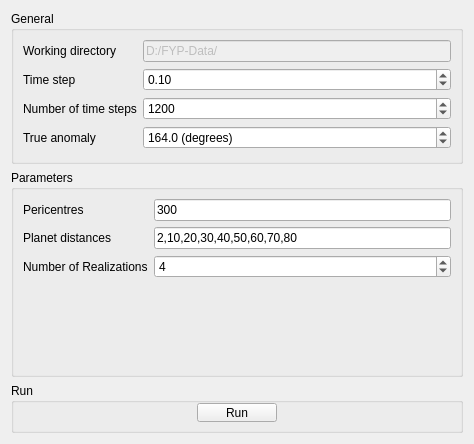
Qt form disruption-of-planetary-systems/_interface/inc/DPSInterfaceView.ui (robertapplin/Disruption-Of-Planetary-Systems) before a commit.
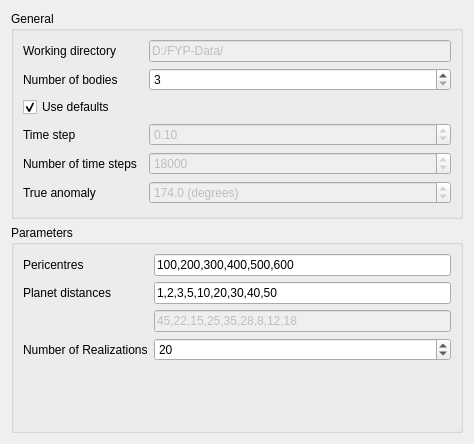
The same form after that commit.

Diff of the .ui file:
```diff
--- a/disruption-of-planetary-systems/_interface/inc/DPSInterfaceView.ui
+++ b/disruption-of-planetary-systems/_interface/inc/DPSInterfaceView.ui
@@ -23,19 +23,6 @@
       <property name="bottomMargin">
        <number>12</number>
       </property>
-      <item row="0" column="2">
-       <widget class="QLineEdit" name="leDirectory">
-        <property name="enabled">
-         <bool>false</bool>
-        </property>
-        <property name="text">
-         <string>D:/FYP-Data/</string>
-        </property>
-        <property name="readOnly">
-         <bool>true</bool>
-        </property>
-       </widget>
-      </item>
       <item row="0" column="0">
        <widget class="QLabel" name="lbDirectory">
         <property name="text">
@@ -43,61 +30,55 @@
         </property>
        </widget>
       </item>
-      <item row="2" column="0">
-       <widget class="QLabel" name="lbNumberOfTimeSteps">
-        <property name="text">
-         <string>Number of time steps</string>
-        </property>
-       </widget>
-      </item>
-      <item row="1" column="0">
-       <widget class="QLabel" name="lbTimeStep">
-        <property name="text">
-         <string>Time step</string>
-        </property>
-       </widget>
-      </item>
-      <item row="3" column="0">
+      <item row="7" column="0">
        <widget class="QLabel" name="lbTrueAnomaly">
         <property name="text">
          <string>True anomaly</string>
         </property>
        </widget>
       </item>
-      <item row="2" column="2">
-       <widget class="QSpinBox" name="sbNumberOfTimeSteps">
-        <property name="minimum">
-         <number>1</number>
+      <item row="6" column="0">
+       <widget class="QLabel" name="lbNumberOfTimeSteps">
+        <property name="text">
+         <string>Number of time steps</string>
         </property>
-        <property name="maximum">
-         <number>20000</number>
+       </widget>
+      </item>
+      <item row="3" column="0" colspan="3">
+       <widget class="QCheckBox" name="ckUseDefaultHeaderParameters">
+        <property name="text">
+         <string>Use defaults</string>
         </property>
-        <property name="singleStep">
-         <number>200</number>
+        <property name="checked">
+         <bool>true</bool>
         </property>
-        <property name="value">
-         <number>1200</number>
-        </property>
        </widget>
       </item>
-      <item row="1" column="2">
-       <widget class="QDoubleSpinBox" name="sbTimeStep">
-        <property name="minimum">
-         <double>0.000000000000000</double>
+      <item row="0" column="2">
+       <widget class="QLineEdit" name="leDirectory">
+        <property name="enabled">
+         <bool>false</bool>
         </property>
-        <property name="maximum">
-         <double>30.000000000000000</double>
+        <property name="text">
+         <string>D:/FYP-Data/</string>
         </property>
-        <property name="singleStep">
-         <double>0.100000000000000</double>
+        <property name="readOnly">
+         <bool>true</bool>
         </property>
-        <property name="value">
-         <double>0.100000000000000</double>
+       </widget>
+      </item>
+      <item row="2" column="0">
+       <widget class="QLabel" name="lbNumberOfBodies">
+        <property name="text">
+         <string>Number of bodies</string>
         </property>
        </widget>
       </item>
-      <item row="3" column="2">
+      <item row="7" column="2">
        <widget class="QDoubleSpinBox" name="sbTrueAnomaly">
+        <property name="enabled">
+         <bool>false</bool>
+        </property>
         <property name="suffix">
          <string> (degrees)</string>
         </property>
@@ -111,7 +92,62 @@
          <double>179.900000000000006</double>
         </property>
         <property name="value">
-         <double>164.000000000000000</double>
+         <double>174.000000000000000</double>
+        </property>
+       </widget>
+      </item>
+      <item row="5" column="0">
+       <widget class="QLabel" name="lbTimeStep">
+        <property name="text">
+         <string>Time step</string>
+        </property>
+       </widget>
+      </item>
+      <item row="5" column="2">
+       <widget class="QDoubleSpinBox" name="sbTimeStep">
+        <property name="enabled">
+         <bool>false</bool>
+        </property>
+        <property name="minimum">
+         <double>0.000000000000000</double>
+        </property>
+        <property name="maximum">
+         <double>30.000000000000000</double>
+        </property>
+        <property name="singleStep">
+         <double>0.100000000000000</double>
+        </property>
+        <property name="value">
+         <double>0.100000000000000</double>
+        </property>
+       </widget>
+      </item>
+      <item row="6" column="2">
+       <widget class="QSpinBox" name="sbNumberOfTimeSteps">
+        <property name="enabled">
+         <bool>false</bool>
+        </property>
+        <property name="minimum">
+         <number>1</number>
+        </property>
+        <property name="maximum">
+         <number>30000</number>
+        </property>
+        <property name="singleStep">
+         <number>200</number>
+        </property>
+        <property name="value">
+         <number>18000</number>
+        </property>
+       </widget>
+      </item>
+      <item row="2" column="2">
+       <widget class="QSpinBox" name="sbNumberOfBodies">
+        <property name="minimum">
+         <number>3</number>
+        </property>
+        <property name="maximum">
+         <number>4</number>
         </property>
        </widget>
       </item>
@@ -124,42 +160,35 @@
       <string>Parameters</string>
      </property>
      <layout class="QGridLayout" name="gridLayout">
-      <item row="1" column="0">
-       <widget class="QLabel" name="lbPlanetDistances">
+      <item row="1" column="1">
+       <widget class="QLineEdit" name="lePlanetDistancesA">
         <property name="text">
-         <string>Planet distances</string>
+         <string>1,2,3,5,10,20,30,40,50</string>
         </property>
        </widget>
       </item>
       <item row="0" column="1">
        <widget class="QLineEdit" name="lePericentres">
         <property name="text">
-         <string>300</string>
+         <string>100,200,300,400,500,600</string>
         </property>
        </widget>
       </item>
-      <item row="2" column="0">
+      <item row="1" column="0">
+       <widget class="QLabel" name="lbPlanetDistances">
+        <property name="text">
+         <string>Planet distances</string>
+        </property>
+       </widget>
+      </item>
+      <item row="3" column="0">
        <widget class="QLabel" name="lbPlanetDistances_2">
         <property name="text">
          <string>Number of Realizations</string>
         </property>
        </widget>
       </item>
-      <item row="0" column="0">
-       <widget class="QLabel" name="lbPericentres">
-        <property name="text">
-         <string>Pericentres</string>
-        </property>
-       </widget>
-      </item>
-      <item row="1" column="1">
-       <widget class="QLineEdit" name="lePlanetDistances">
-        <property name="text">
-         <string>2,10,20,30,40,50,60,70,80</string>
-        </property>
-       </widget>
-      </item>
-      <item row="3" column="1">
+      <item row="4" column="1">
        <spacer name="verticalSpacer">
         <property name="orientation">
          <enum>Qt::Vertical</enum>
@@ -172,7 +201,14 @@
         </property>
        </spacer>
       </item>
-      <item row="2" column="1">
+      <item row="0" column="0">
+       <widget class="QLabel" name="lbPericentres">
+        <property name="text">
+         <string>Pericentres</string>
+        </property>
+       </widget>
+      </item>
+      <item row="3" column="1">
        <widget class="QSpinBox" name="sbNumberOfOrientations">
         <property name="minimum">
          <number>1</number>
@@ -181,79 +217,20 @@
          <number>100</number>
         </property>
         <property name="value">
-         <number>4</number>
+         <number>20</number>
         </property>
        </widget>
       </item>
-     </layout>
-    </widget>
-   </item>
-   <item>
-    <widget class="QGroupBox" name="gbRun">
-     <property name="minimumSize">
-      <size>
-       <width>0</width>
-       <height>50</height>
-      </size>
-     </property>
-     <property name="maximumSize">
-      <size>
-       <width>16777215</width>
-       <height>50</height>
-      </size>
-     </property>
-     <property name="title">
-      <string>Run</string>
-     </property>
-     <layout class="QHBoxLayout" name="horizontalLayout">
-      <property name="spacing">
-       <number>0</number>
-      </property>
-      <property name="leftMargin">
-       <number>0</number>
-      </property>
-      <property name="topMargin">
-       <number>0</number>
-      </property>
-      <property name="rightMargin">
-       <number>0</number>
-      </property>
-      <property name="bottomMargin">
-       <number>8</number>
-      </property>
-      <item>
-       <spacer name="horizontalSpacer_2">
-        <property name="orientation">
-         <enum>Qt::Horizontal</enum>
+      <item row="2" column="1">
+       <widget class="QLineEdit" name="lePlanetDistancesB">
+        <property name="enabled">
+         <bool>false</bool>
         </property>
-        <property name="sizeHint" stdset="0">
-         <size>
-          <width>150</width>
-          <height>20</height>
-         </size>
-        </property>
-       </spacer>
-      </item>
-      <item>
-       <widget class="QPushButton" name="pbRun">
         <property name="text">
-         <string>Run</string>
+         <string>45,22,15,25,35,28,8,12,18</string>
         </property>
        </widget>
       </item>
-      <item>
-       <spacer name="horizontalSpacer">
-        <property name="orientation">
-         <enum>Qt::Horizontal</enum>
-        </property>
-        <property name="sizeHint" stdset="0">
-         <size>
-          <width>149</width>
-          <height>20</height>
-         </size>
-        </property>
-       </spacer>
-      </item>
      </layout>
     </widget>
    </item>
```
